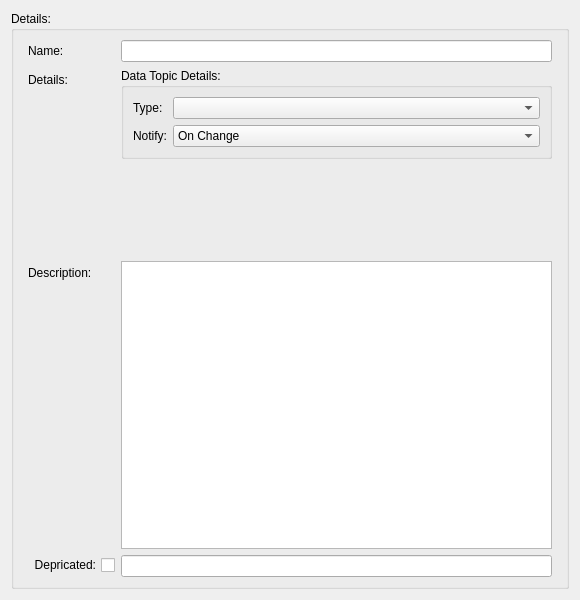
This is sources/lusan/view/si/ui/SIDataTopicDetails.ui in aregtech/areg-sdk-tools as Qt 5 draws it before an edit. The edited form follows.
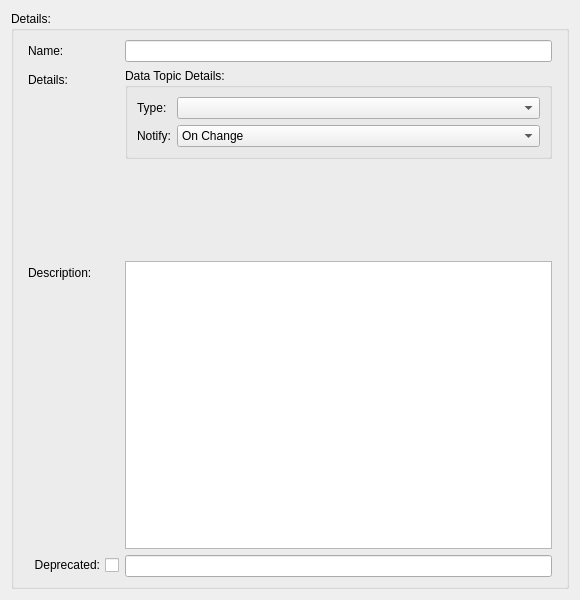
This is the edited form.

The edit to the form file:
```diff
--- a/sources/lusan/view/si/ui/SIDataTopicDetails.ui
+++ b/sources/lusan/view/si/ui/SIDataTopicDetails.ui
@@ -144,7 +144,7 @@
            <enum>Qt::LayoutDirection::RightToLeft</enum>
           </property>
           <property name="text">
-           <string>Depricated:</string>
+           <string>Deprecated:</string>
           </property>
          </widget>
         </item>
```
Left out of the diff: 4 changed lines with no effect on the pictures.
